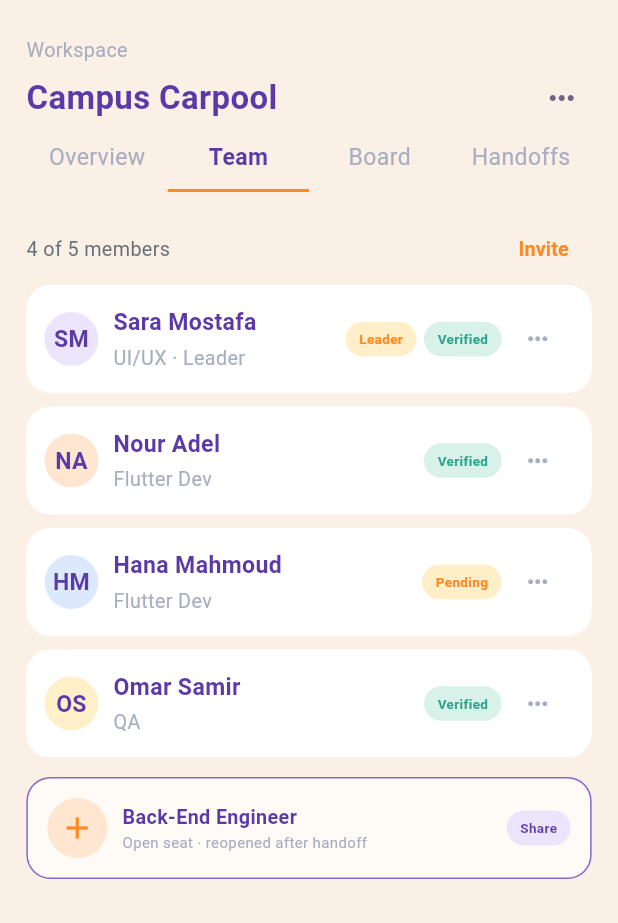
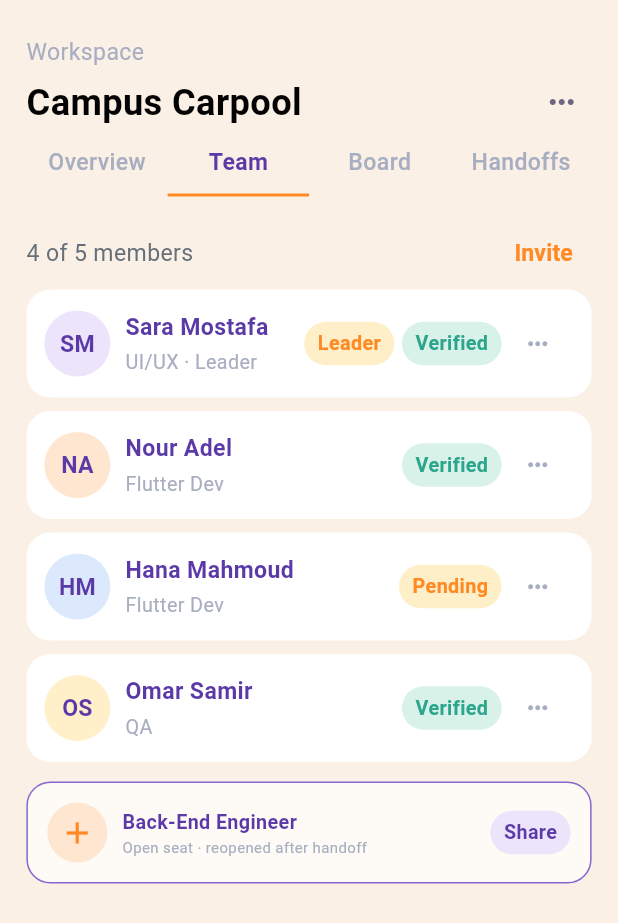
Before and after one commit to Mansourmohamed1/teamna, a Flutter app: the ProjectWorkspaceScreen screen opened directly, after a tap on "Team", on a phone screen of 412 x 824 dp. Shown: the top 923 px of the screen. Run offline on Flutter 3.47's test engine with Material 3 defaults, Android fonts, the phone set to English and light mode, and no system bars; our stand-ins replace dots_indicator, file_picker, firebase_core, flutter_animate, flutter_screenutil, flutter_svg and 1 more; accounts and stored records are empty; project files that could hold a hidden picture were left out.

Commit message:
final changes

```diff
--- a/lib/features/project_workspace/presentation/widgets/overview_task_card.dart
+++ b/lib/features/project_workspace/presentation/widgets/overview_task_card.dart
@@ -25,7 +25,7 @@ class OverviewTaskCard extends StatelessWidget {
   Widget build(BuildContext context) => Container(
     padding: const EdgeInsets.all(12),
     decoration: BoxDecoration(
-      color: Colors.white,
+      color: AppColors.whiteColor,
       borderRadius: BorderRadius.circular(16),
       boxShadow: [BoxShadow(
         color: Colors.black.withValues(alpha: .04),
@@ -39,10 +39,10 @@ class OverviewTaskCard extends StatelessWidget {
         Row(children: [
           WorkspacePill(category, tagColor, AppColors.orangeColor),
           const Spacer(),
-          const Icon(Icons.more_horiz, color: AppColors.blurcl, size: 18),
+          const Icon(Icons.more_horiz, color: AppColors.blurcl, size: 20),
         ]),
         const SizedBox(height: 8),
-        Text(title, style: TextStyles.caption2.copyWith(
+        Text(title, style: TextStyles.body.copyWith(
           color: AppColors.primaryColor, fontWeight: FontWeight.w700,
         )),
         const SizedBox(height: 9),
@@ -57,16 +57,16 @@ class OverviewTaskCard extends StatelessWidget {
         ),
         const SizedBox(height: 8),
         Row(children: [
-          const WorkspaceTinyAvatar('HM', Color(0xFFDCE9FC)),
+          const WorkspaceTinyAvatar('HM', Color(0xFFDCE9FC) ,size:35 ,),
           const SizedBox(width: 5),
-          Text(owner, style: TextStyles.caption2.copyWith(
-            color: AppColors.blurcl, fontSize: 10,
+          Text(owner, style: TextStyles.caption.copyWith(
+            color: AppColors.blurcl,
           )),
           const Spacer(),
-          const Icon(Icons.calendar_today_outlined, size: 11, color: AppColors.blurcl),
+          const Icon(Icons.calendar_today_outlined, size: 15, color: AppColors.blurcl),
           const SizedBox(width: 4),
           Text(due, style: TextStyles.caption2.copyWith(
-            color: AppColors.blurcl, fontSize: 10,
+            color: AppColors.blurcl,
           )),
         ]),
       ],
--- a/lib/features/project_workspace/presentation/widgets/project_member_card.dart
+++ b/lib/features/project_workspace/presentation/widgets/project_member_card.dart
@@ -28,7 +28,7 @@ class ProjectMemberCard extends StatelessWidget {
     decoration: BoxDecoration(color: Colors.white, borderRadius: BorderRadius.circular(16)),
     child: Row(children: [
       CircleAvatar(
-        radius: 18,
+        radius: 22,
         backgroundColor: avatarColor,
         child: Text(initials, style: TextStyles.caption.copyWith(
           color: AppColors.primaryColor, fontWeight: FontWeight.w700,
--- a/lib/features/project_workspace/presentation/widgets/workspace_common_widgets.dart
+++ b/lib/features/project_workspace/presentation/widgets/workspace_common_widgets.dart
@@ -1,4 +1,5 @@
 import 'package:flutter/material.dart';
+import 'package:t2mna/core/constants/app_assets.dart';
 import 'package:t2mna/core/theme/app_colors.dart';
 import 'package:t2mna/core/theme/app_text_style.dart';
 
@@ -17,7 +18,7 @@ class WorkspacePill extends StatelessWidget {
       borderRadius: BorderRadius.circular(20),
     ),
     child: Text(text, style: TextStyles.caption2.copyWith(
-      color: foreground, fontSize: 9, fontWeight: FontWeight.w600,
+      color: foreground, fontWeight: FontWeight.w600,
     )),
   );
 }
@@ -30,16 +31,9 @@ class WorkspaceTinyAvatar extends StatelessWidget {
   const WorkspaceTinyAvatar(this.initials, this.color, {super.key, this.size = 23});
 
   @override
-  Widget build(BuildContext context) => Container(
-    width: size,
-    height: size,
-    decoration: BoxDecoration(color: color, shape: BoxShape.circle),
-    alignment: Alignment.center,
-    child: Text(initials, style: TextStyle(
-      fontSize: size < 25 ? 8 : 10,
-      color: AppColors.primaryColor,
-      fontWeight: FontWeight.w700,
-    )),
+  Widget build(BuildContext context) => ClipRRect(
+    borderRadius: BorderRadius.circular(size),
+    child: Image.asset(AppAssets.girlImage, width: size, height: size, fit: BoxFit.cover),
   );
 }
 
@@ -56,13 +50,13 @@ class WorkspaceSectionHeading extends StatelessWidget {
   Widget build(BuildContext context) => Row(
     children: [
       Text(title, style: TextStyles.body.copyWith(
-        color: AppColors.primaryColor, fontSize: 14, fontWeight: FontWeight.w700,
+        color: AppColors.blackColor, fontSize: 18, fontWeight: FontWeight.w700,
       )),
       const Spacer(),
       if (action != null)
         TextButton(
           onPressed: onAction,
-          child: Text(action!, style: TextStyles.caption2.copyWith(
+          child: Text(action!, style: TextStyles.caption.copyWith(
             color: AppColors.orangeColor, fontWeight: FontWeight.w600,
           )),
         ),
--- a/lib/features/project_workspace/presentation/widgets/workspace_header.dart
+++ b/lib/features/project_workspace/presentation/widgets/workspace_header.dart
@@ -16,14 +16,14 @@ class WorkspaceHeader extends StatelessWidget {
         crossAxisAlignment: CrossAxisAlignment.start,
         children: [
           const SizedBox(height: 14),
-          Text('Workspace', style: TextStyles.caption2.copyWith(
+          Text('Workspace', style: TextStyles.caption.copyWith(
             color: AppColors.blurcl,
           )),
           const SizedBox(height: 2),
           Row(
             children: [
-              Expanded(child: Text('Campus Carpool', style: TextStyles.title2.copyWith(
-                color: AppColors.primaryColor, fontWeight: FontWeight.w700,
+              Expanded(child: Text('Campus Carpool', style: TextStyles.title1.copyWith(
+                color: AppColors.blackColor, fontWeight: FontWeight.w700,
               ))),
               IconButton(
                 visualDensity: VisualDensity.compact,
--- a/lib/features/project_workspace/presentation/widgets/workspace_overview.dart
+++ b/lib/features/project_workspace/presentation/widgets/workspace_overview.dart
@@ -18,7 +18,6 @@ class WorkspaceOverview extends StatelessWidget {
       children: [
         Container(
           width: double.infinity,
-          padding: const EdgeInsets.all(16),
           decoration: BoxDecoration(
             color: AppColors.primaryColor,
             borderRadius: BorderRadius.circular(20),
@@ -26,23 +25,25 @@ class WorkspaceOverview extends StatelessWidget {
           child: Stack(
             children: [
               Positioned(
-                right: -8, top: -28,
+                right: -20, top: -50,
                 child: Container(
-                  width: 105, height: 105,
+                  width: 120, height: 120,
                   decoration: BoxDecoration(
-                    color: AppColors.purple500.withValues(alpha: .65),
+                    color: AppColors.purple500.withValues(alpha: .70),
                     shape: BoxShape.circle,
                   ),
                 ),
               ),
-              Column(
+              Padding(
+                padding: const EdgeInsets.all(16),
+                child: Column(
                   crossAxisAlignment: CrossAxisAlignment.start,
                   children: [
                     Row(children: [
                       Text('Sprint 2 · Week 3 of 8',
-                      style: TextStyles.caption2.copyWith(color: Colors.white70)),
+                        style: TextStyles.caption2.copyWith(color: AppColors.whiteColor)),
                       const Spacer(),
-                    const WorkspacePill('On track', AppColors.orangeColor, Colors.white),
+                      const WorkspacePill('On track', AppColors.orangeColor, AppColors.whiteColor),
                     ]),
                     const SizedBox(height: 12),
                     Text('38% complete', style: TextStyles.title1.copyWith(
@@ -60,8 +61,9 @@ class WorkspaceOverview extends StatelessWidget {
                     ),
                     const SizedBox(height: 9),
                     Text('12 of 31 tasks done · 4 members active',
-                    style: TextStyles.caption2.copyWith(color: Colors.white70)),
+                      style: TextStyles.caption2.copyWith(color: AppColors.whiteColor)),
                   ],
+                ),
               ),
             ],
           ),
@@ -77,21 +79,25 @@ class WorkspaceOverview extends StatelessWidget {
               borderRadius: BorderRadius.circular(15),
             ),
             child: Row(children: [
-              const CircleAvatar(
-                radius: 16,
-                backgroundColor: Colors.white,
-                child: Icon(Icons.warning_amber_rounded, color: AppColors.redColor, size: 19),
+               Container(
+                width: 40,
+                height: 40,
+                decoration: BoxDecoration(
+                  color: Colors.white,
+                  borderRadius: BorderRadius.circular(10)
+                ),
+                child: Icon(Icons.warning_amber_rounded, color: AppColors.redColor, size: 25),
               ),
               const SizedBox(width: 10),
               Expanded(child: Column(
                 crossAxisAlignment: CrossAxisAlignment.start,
                 children: [
                   Text('1 task is blocked', style: TextStyles.caption.copyWith(
-                    color: AppColors.primaryColor, fontWeight: FontWeight.w700,
+                    color: AppColors.blackColor, fontWeight: FontWeight.w500,fontSize: 18
                   )),
-                  Text('Rider map is waiting on the Auth API',
-                    style: TextStyles.caption2.copyWith(
-                      color: AppColors.greyColor, fontSize: 10,
+                  Text('Rider map is waiting on the Auth API',overflow: TextOverflow.ellipsis,
+                    style: TextStyles.caption.copyWith(
+                      color: AppColors.greyColor,
                     )),
                 ],
               )),
@@ -130,13 +136,13 @@ class _ActivityRow extends StatelessWidget {
   Widget build(BuildContext context) => Padding(
     padding: const EdgeInsets.only(bottom: 9),
     child: Row(children: [
-      WorkspaceTinyAvatar(initials, color),
+      WorkspaceTinyAvatar(initials, color, size: 30) ,
       const SizedBox(width: 8),
       Expanded(child: Text(text, style: TextStyles.caption2.copyWith(
-        color: AppColors.greyColor, fontSize: 10,
+        color: AppColors.greyColor,
       ))),
       Text(time, style: TextStyles.caption2.copyWith(
-        color: AppColors.blurcl, fontSize: 9,
+        color: AppColors.blurcl,
       )),
     ]),
   );
--- a/lib/features/project_workspace/presentation/widgets/workspace_tabs.dart
+++ b/lib/features/project_workspace/presentation/widgets/workspace_tabs.dart
@@ -41,7 +41,7 @@ class WorkspaceTabs extends StatelessWidget {
                     labels[index],
                     style: TextStyles.caption.copyWith(
                       color: active ? AppColors.primaryColor : AppColors.blurcl,
-                      fontWeight: active ? FontWeight.w700 : FontWeight.w400,
+                      fontWeight: active ? FontWeight.w700 : FontWeight.w500,
                     ),
                   ),
                 ),
--- a/lib/features/project_workspace/presentation/widgets/workspace_team.dart
+++ b/lib/features/project_workspace/presentation/widgets/workspace_team.dart
@@ -16,39 +16,69 @@ class WorkspaceTeam extends StatelessWidget {
     child: Column(
       crossAxisAlignment: CrossAxisAlignment.start,
       children: [
-        Row(children: [
-          Text('4 of 5 members', style: TextStyles.caption2.copyWith(color: AppColors.greyColor)),
+        Row(
+          children: [
+            Text(
+              '4 of 5 members',
+              style: TextStyles.caption.copyWith(color: AppColors.greyColor),
+            ),
             const Spacer(),
             TextButton(
               onPressed: () => onMessage('Invite link copied'),
-            child: Text('Invite', style: TextStyles.caption2.copyWith(
-              color: AppColors.orangeColor, fontWeight: FontWeight.w700,
-            )),
+              child: Text(
+                'Invite',
+                style: TextStyles.caption.copyWith(
+                  color: AppColors.orangeColor,
+                  fontWeight: FontWeight.w700,
                 ),
-        ]),
-        ProjectMemberCard(
-          initials: 'SM', name: 'Sara Mostafa', role: 'UI/UX · Leader',
-          badge: 'Leader', status: 'Verified', avatarColor: const Color(0xFFECE4FA),
-          verified: true, onAction: (value) => onMessage('$value · Sara Mostafa'),
+              ),
+            ),
+          ],
         ),
         ProjectMemberCard(
-          initials: 'NA', name: 'Nour Adel', role: 'Flutter Dev',
-          badge: '', status: 'Verified', avatarColor: const Color(0xFFFFE6D1),
-          verified: true, onAction: (value) => onMessage('$value · Nour Adel'),
+          initials: 'SM',
+          name: 'Sara Mostafa',
+          role: 'UI/UX · Leader',
+          badge: 'Leader',
+          status: 'Verified',
+          avatarColor: const Color(0xFFECE4FA),
+          verified: true,
+          onAction: (value) => onMessage('$value · Sara Mostafa'),
         ),
         ProjectMemberCard(
-          initials: 'HM', name: 'Hana Mahmoud', role: 'Flutter Dev',
-          badge: '', status: 'Pending', avatarColor: const Color(0xFFDCE9FC),
-          verified: false, onAction: (value) => onMessage('$value · Hana Mahmoud'),
+          initials: 'NA',
+          name: 'Nour Adel',
+          role: 'Flutter Dev',
+          badge: '',
+          status: 'Verified',
+          avatarColor: const Color(0xFFFFE6D1),
+          verified: true,
+          onAction: (value) => onMessage('$value · Nour Adel'),
         ),
         ProjectMemberCard(
-          initials: 'OS', name: 'Omar Samir', role: 'QA',
-          badge: '', status: 'Verified', avatarColor: const Color(0xFFFFF0C9),
-          verified: true, onAction: (value) => onMessage('$value · Omar Samir'),
+          initials: 'HM',
+          name: 'Hana Mahmoud',
+          role: 'Flutter Dev',
+          badge: '',
+          status: 'Pending',
+          avatarColor: const Color(0xFFDCE9FC),
+          verified: false,
+          onAction: (value) => onMessage('$value · Hana Mahmoud'),
+        ),
+        ProjectMemberCard(
+          initials: 'OS',
+          name: 'Omar Samir',
+          role: 'QA',
+          badge: '',
+          status: 'Verified',
+          avatarColor: const Color(0xFFFFF0C9),
+          verified: true,
+          onAction: (value) => onMessage('$value · Omar Samir'),
         ),
         const SizedBox(height: 4),
         InkWell(
-          onTap: () => onMessage('Invite a back-end engineer to Campus Carpool'),
+          onTap: () =>
+              onMessage('Invite a back-end engineer to Campus Carpool'),
           borderRadius: BorderRadius.circular(16),
           child: Container(
             padding: const EdgeInsets.all(13),
@@ -57,24 +87,41 @@ class WorkspaceTeam extends StatelessWidget {
               border: Border.all(color: AppColors.purple500, width: 1),
               borderRadius: BorderRadius.circular(16),
             ),
-            child: Row(children: [
+            child: Row(
+              children: [
                 const CircleAvatar(
                   backgroundColor: Color(0xFFFFE6D1),
                   child: Icon(Icons.add, color: AppColors.orangeColor),
                 ),
                 const SizedBox(width: 10),
-              Expanded(child: Column(
+                Expanded(
+                  child: Column(
                     crossAxisAlignment: CrossAxisAlignment.start,
                     children: [
-                  Text('Back-End Engineer', style: TextStyles.caption2.copyWith(
-                    color: AppColors.primaryColor, fontWeight: FontWeight.w700,
-                  )),
-                  Text('Open seat · reopened after handoff',
-                    style: TextStyles.caption2.copyWith(color: AppColors.blurcl, fontSize: 10)),
+                      Text(
+                        'Back-End Engineer',
+                        style: TextStyles.caption2.copyWith(
+                          color: AppColors.primaryColor,
+                          fontWeight: FontWeight.w700,
+                        ),
+                      ),
+                      Text(
+                        'Open seat · reopened after handoff',
+                        style: TextStyles.caption2.copyWith(
+                          color: AppColors.blurcl,
+                          fontSize: 10,
+                        ),
+                      ),
                     ],
-              )),
-              const WorkspacePill('Share', Color(0xFFECE4FA), AppColors.primaryColor),
-            ]),
+                  ),
+                ),
+                const WorkspacePill(
+                  'Share',
+                  Color(0xFFECE4FA),
+                  AppColors.primaryColor,
+                ),
+              ],
+            ),
           ),
         ),
       ],
```
Lines whose indentation alone changed are shown as unchanged.
